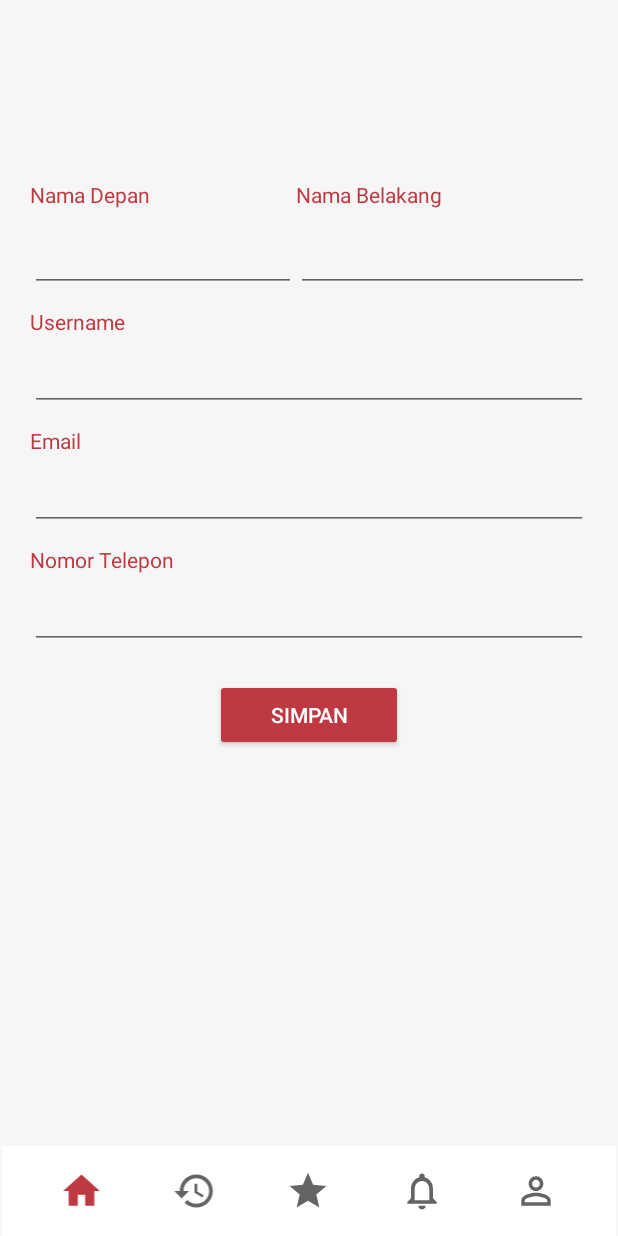
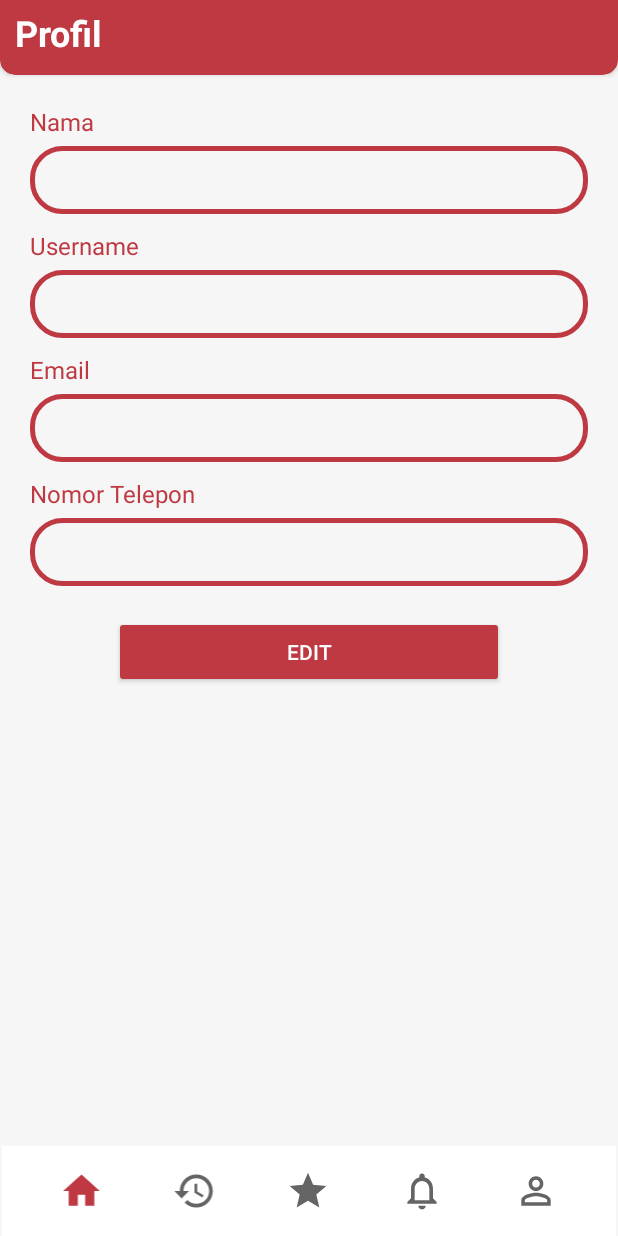
Before and after one commit to NadiraAdiva257/tubesPAB, an Android app: the fragment ProfilFragment placed in its activity, on a phone screen of 412 x 824 dp. Run offline under Robolectric (Android 15) with nearby library versions, the phone set to English and light mode, and no system bars; our stand-ins replace Firebase (no records; nobody signed in at launch, a user with empty details on screens opened directly).

Commit message:
tambah profil fragment dari adiv

```diff
--- a/app/src/main/java/com/example/tubes/ProfilFragment.kt
+++ b/app/src/main/java/com/example/tubes/ProfilFragment.kt
@@ -1,10 +1,22 @@
 package com.example.tubes
 
+import android.app.Dialog
+import android.content.Context
+import android.content.Intent
 import android.os.Bundle
 import androidx.fragment.app.Fragment
 import android.view.LayoutInflater
 import android.view.View
 import android.view.ViewGroup
+import android.widget.Button
+import android.widget.EditText
+import android.widget.TextView
+import android.widget.Toast
+import androidx.appcompat.app.AlertDialog
+import androidx.core.app.ActivityCompat.finishAffinity
+import com.example.tubes.databinding.FragmentProfilBinding
+import com.google.firebase.database.*
+import java.util.*
 
 // TODO: Rename parameter arguments, choose names that match
 // the fragment initialization parameters, e.g. ARG_ITEM_NUMBER
@@ -16,44 +28,122 @@ private const val ARG_PARAM2 = "param2"
  * Use the [ProfilFragment.newInstance] factory method to
  * create an instance of this fragment.
  */
-class ProfilFragment : Fragment() {
+class ProfilFragment() : Fragment() {
     // TODO: Rename and change types of parameters
-    private var param1: String? = null
-    private var param2: String? = null
+    private lateinit var binding: FragmentProfilBinding
+    private lateinit var preferences: Preferences
+    private lateinit var mDatabaReference: DatabaseReference
+
+    private lateinit var tv_nama_profile: TextView
+    private lateinit var tv_username_profile: TextView
+    private lateinit var tv_email_profile: TextView
+    private lateinit var tv_nohp_profile: TextView
+    private lateinit var but_edit_profile: Button
+
+    private lateinit var et_nama_profile: EditText
+    private lateinit var et_username_profile: EditText
+    private lateinit var et_email_profile: EditText
+    private lateinit var et_nohp_profile: EditText
+
+    lateinit var _USERNAME: String
+
 
     override fun onCreate(savedInstanceState: Bundle?) {
         super.onCreate(savedInstanceState)
+        binding = FragmentProfilBinding.inflate(layoutInflater)
         arguments?.let {
-            param1 = it.getString(ARG_PARAM1)
-            param2 = it.getString(ARG_PARAM2)
+
         }
+
     }
 
     override fun onCreateView(
         inflater: LayoutInflater, container: ViewGroup?,
         savedInstanceState: Bundle?
     ): View? {
+//        val bind = FragmentProfilBinding.inflate(layoutInflater)
+//        bind.butEditProfile.setOnClickListener {
+//            val intent = Intent(this@ProfilFragment.requireContext(), EditProfil::class.java)
+//            startActivity(intent)
+//        }
+
         // Inflate the layout for this fragment
-        return inflater.inflate(R.layout.fragment_profil, container, false)
+//        return inflater.inflate(R.layout.fragment_profil, container, false)
+
+        val view = inflater.inflate(R.layout.fragment_profil, container, false)
+        et_nama_profile = view.findViewById(R.id.etNamaProfil)
+        et_username_profile = view.findViewById(R.id.etUsernameProfil)
+        et_email_profile = view.findViewById(R.id.etEmailProfil)
+        et_nohp_profile = view.findViewById(R.id.etNoHpProfil)
+
+        preferences = Preferences(requireActivity().applicationContext)
+        mDatabaReference = FirebaseDatabase.getInstance().getReference("User")
+
+        if(preferences.getValues("nama")!="" && preferences.getValues("username")!="" && preferences.getValues("email")!="" && preferences.getValues("noHp")!=""){
+            et_nama_profile.setText(preferences.getValues("nama"))
+            et_username_profile.setText(preferences.getValues("username"))
+            et_email_profile.setText(preferences.getValues("email"))
+            et_nohp_profile.setText(preferences.getValues("noHp"))
+//            tv_nama_profile.setText(preferences.getValues("nama"))
+//            tv_username_profile.setText(preferences.getValues("username"))
+//            tv_email_profile.setText(preferences.getValues("email"))
+//            tv_nohp_profile.setText(preferences.getValues("noHp"))
+        }
+
+//        val user: User()
+//        etNama.setText(user.nama)
+//        etUsername.setText(user.username)
+//        etEmail.setText(user.email)
+//        etNohp.setText(user.noHp)
+//
+        val dbUser = FirebaseDatabase.getInstance().getReference("User")
+
+        binding.butEditProfile.setOnClickListener {
+            if(et_nama_profile.text.isNotEmpty() && et_username_profile.text.isNotEmpty() && et_email_profile.text.isNotEmpty() && et_nohp_profile.text.isNotEmpty()){
+                val updateData = mapOf<String, String>(
+                    "nama" to et_nama_profile.text.toString().trim(),
+                    "username" to et_username_profile.text.toString().trim(),
+                    "email" to et_email_profile.text.toString().trim(),
+                    "noHp" to et_nohp_profile.text.toString().trim(),
+                )
+//
+//                dbUser.setValue(updateData)
+                dbUser.child("jeli").updateChildren(updateData).addOnCanceledListener {
+                    Toast.makeText(this.context,"berhasil update",Toast.LENGTH_LONG).show()
+                }
+//                dbUser.child("jeli").child("nama").setValue(et_nama_profile.text.toString().trim())
+//                dbUser.child("jeli").child("username").setValue(et_username_profile.text.toString().trim())
+//                dbUser.child("jeli").child("email").setValue(et_email_profile.text.toString().trim())
+//                dbUser.child("jeli").child("noHp").setValue(et_nohp_profile.text.toString().trim())
+            }
+        }
+//
+        return view
+
+//        return bind.root
     }
 
-    companion object {
-        /**
-         * Use this factory method to create a new instance of
-         * this fragment using the provided parameters.
-         *
-         * @param param1 Parameter 1.
-         * @param param2 Parameter 2.
-         * @return A new instance of fragment ProfilFragment.
-         */
-        // TODO: Rename and change types and number of parameters
-        @JvmStatic
-        fun newInstance(param1: String, param2: String) =
-            ProfilFragment().apply {
-                arguments = Bundle().apply {
-                    putString(ARG_PARAM1, param1)
-                    putString(ARG_PARAM2, param2)
-                }
-            }
+    override fun onActivityCreated(savedInstanceState: Bundle?) {
+        super.onActivityCreated(savedInstanceState)
+//        tv_nama_profile = requireView().findViewById(R.id.tvNamaProfil)
+//        tv_username_profile = requireView().findViewById(R.id.tvUsernameProfil)
+//        tv_email_profile = requireView().findViewById(R.id.tvEmailProfil)
+//        tv_nohp_profile = requireView().findViewById(R.id.tvNoHpProfil)
+//        but_edit_profile = view.findViewById(R.id.butEditProfile)
+
+//        preferences = Preferences(requireActivity().applicationContext)
+//        mDatabaReference = FirebaseDatabase.getInstance().getReference("User")
+//
+//        if(preferences.getValues("nama")!="" && preferences.getValues("username")!="" && preferences.getValues("email")!="" && preferences.getValues("noHp")!=""){
+//            et_nama_profile.setText(preferences.getValues("nama"))
+//            et_username_profile.setText(preferences.getValues("username"))
+//            et_email_profile.setText(preferences.getValues("email"))
+//            et_nohp_profile.setText(preferences.getValues("noHp"))
+////            tv_nama_profile.setText(preferences.getValues("nama"))
+////            tv_username_profile.setText(preferences.getValues("username"))
+////            tv_email_profile.setText(preferences.getValues("email"))
+////            tv_nohp_profile.setText(preferences.getValues("noHp"))
+//        }
     }
+
 }
--- a/app/src/main/res/layout/fragment_profil.xml
+++ b/app/src/main/res/layout/fragment_profil.xml
@@ -3,96 +3,112 @@
     xmlns:tools="http://schemas.android.com/tools"
     android:layout_width="match_parent"
     android:layout_height="match_parent"
+    xmlns:app="http://schemas.android.com/apk/res-auto"
     tools:context=".ProfilFragment">
 
     <LinearLayout
         android:id="@+id/linearLayout"
         android:layout_width="match_parent"
         android:layout_height="match_parent"
-        android:layout_margin="20dp"
         android:orientation="vertical"
         tools:layout_editor_absoluteX="10dp"
         tools:layout_editor_absoluteY="10dp">
 
+        <androidx.cardview.widget.CardView
+            android:layout_width="match_parent"
+            android:layout_height="60dp"
+            android:layout_marginTop="-10dp"
+            android:elevation="50dp"
+            app:cardBackgroundColor="#BE3942"
+            app:cardCornerRadius="10dp">
+
             <LinearLayout
                 android:layout_width="match_parent"
-            android:layout_height="wrap_content"
-            android:layout_marginTop="100dp"
-            android:orientation="horizontal">
+                android:layout_height="match_parent"
+                android:layout_marginLeft="10dp"
+                android:layout_marginTop="15dp"
+                android:orientation="vertical">
 
                 <TextView
-                android:id="@+id/tvNamaDepan"
-                android:layout_width="wrap_content"
+                    android:id="@+id/tvProfile"
+                    android:layout_width="match_parent"
                     android:layout_height="wrap_content"
-                android:layout_weight="1"
-                android:text="Nama Depan"
-                android:textColor="#BE3942" />
+                    android:layout_gravity="center"
+                    android:text="Profil"
+                    android:textColor="#FFFFFF"
+                    android:textSize="24sp"
+                    android:textStyle="bold" />
 
-            <TextView
-                android:id="@+id/tvNamaBelakang"
-                android:layout_width="wrap_content"
-                android:layout_height="wrap_content"
-                android:layout_weight="1"
-                android:text="Nama Belakang"
-                android:textColor="#BE3942" />
             </LinearLayout>
+
+        </androidx.cardview.widget.CardView>
 
         <LinearLayout
             android:layout_width="match_parent"
             android:layout_height="wrap_content"
-            android:orientation="horizontal">
+            android:layout_margin="20dp"
+            android:orientation="vertical"
+            app:layout_constraintEnd_toEndOf="parent"
+            app:layout_constraintStart_toStartOf="parent"
+            app:layout_constraintTop_toTopOf="parent"
+            tools:layout_editor_absoluteX="20dp"
+            tools:layout_editor_absoluteY="20dp">
+
+            <TextView
+                android:layout_width="wrap_content"
+                android:layout_height="wrap_content"
+                android:layout_weight="1"
+                android:text="Nama"
+                android:textColor="#BE3942"
+                android:textSize="16sp" />
 
             <EditText
-                android:id="@+id/etNamaDepan"
-                android:layout_width="177dp"
-                android:layout_height="wrap_content"
-                android:layout_marginTop="10dp"
+                android:id="@+id/etNamaProfil"
+                android:layout_width="match_parent"
+                android:layout_height="45dp"
+                android:layout_marginTop="5dp"
+                android:background="@drawable/shape_line_red"
                 android:inputType="textPersonName"
-                android:textColor="#000000"
-                tools:ignore="TouchTargetSizeCheck,SpeakableTextPresentCheck" />
-
-            <EditText
-                android:id="@+id/etNamaBelakang"
-                android:layout_width="195dp"
-                android:layout_height="wrap_content"
-                android:layout_marginTop="10dp"
-                android:inputType="textPersonName"
-                android:textColor="#FFFFFF"
-                tools:ignore="TouchTargetSizeCheck,SpeakableTextPresentCheck" />
-        </LinearLayout>
+                android:gravity="center_horizontal|center_vertical"
+                android:textColor="#000000" />
 
             <TextView
-            android:id="@+id/tvUsername"
                 android:layout_width="wrap_content"
                 android:layout_height="wrap_content"
                 android:layout_marginTop="10dp"
                 android:text="Username"
-            android:textColor="#BE3942" />
+                android:textColor="#BE3942"
+                android:textSize="16sp" />
 
             <EditText
                 android:id="@+id/etUsernameProfil"
                 android:layout_width="match_parent"
-            android:layout_height="40dp"
-            android:layout_marginTop="10dp"
+                android:layout_height="45dp"
+                android:layout_marginTop="5dp"
+                android:background="@drawable/shape_line_red"
+                android:drawablePadding="10dp"
                 android:inputType="textPersonName"
-            android:textColor="#FFFFFF"
-            tools:ignore="TouchTargetSizeCheck,SpeakableTextPresentCheck" />
+                android:gravity="center_horizontal|center_vertical"
+                android:textColor="#000000" />
 
             <TextView
-            android:id="@+id/tvEmailProfil"
                 android:layout_width="wrap_content"
                 android:layout_height="wrap_content"
                 android:layout_marginTop="10dp"
                 android:text="Email"
-            android:textColor="#BE3942" />
+                android:textColor="#BE3942"
+                android:textSize="16sp" />
 
             <EditText
                 android:id="@+id/etEmailProfil"
                 android:layout_width="match_parent"
-            android:layout_height="40dp"
-            android:layout_marginTop="10dp"
+                android:layout_height="45dp"
+                android:layout_marginTop="5dp"
+                android:background="@drawable/shape_line_red"
+                android:drawablePadding="10dp"
                 android:inputType="textEmailAddress"
-            tools:ignore="SpeakableTextPresentCheck,TouchTargetSizeCheck,TouchTargetSizeCheck" />
+                android:gravity="center_horizontal|center_vertical"
+                android:textColor="#000000" />
 
             <TextView
                 android:id="@+id/tvHp"
@@ -100,26 +116,33 @@
                 android:layout_height="wrap_content"
                 android:layout_marginTop="10dp"
                 android:text="Nomor Telepon"
-            android:textColor="#BE3942" />
+                android:textColor="#BE3942"
+                android:textSize="16sp" />
 
             <EditText
                 android:id="@+id/etNoHpProfil"
                 android:layout_width="match_parent"
-            android:layout_height="40dp"
-            android:layout_marginTop="10dp"
+                android:layout_height="45dp"
+                android:layout_marginTop="5dp"
+                android:background="@drawable/shape_line_red"
+                android:drawablePadding="10dp"
                 android:inputType="phone"
-            tools:ignore="SpeakableTextPresentCheck,TouchTargetSizeCheck" />
+                android:gravity="center_horizontal|center_vertical"
+                android:textColor="#000000" />
 
             <Button
-            android:id="@+id/button5"
-            android:layout_width="125dp"
+                android:id="@+id/butEditProfile"
+                android:layout_width="260dp"
                 android:layout_height="wrap_content"
                 android:layout_gravity="center"
                 android:layout_marginTop="20dp"
                 android:backgroundTint="#BE3942"
-            android:text="Simpan"
+
+                android:text="Edit"
                 android:textColor="#FFFFFF" />
 
         </LinearLayout>
 
+    </LinearLayout>
+
 </FrameLayout>
```
Lines whose indentation alone changed are shown as unchanged.
